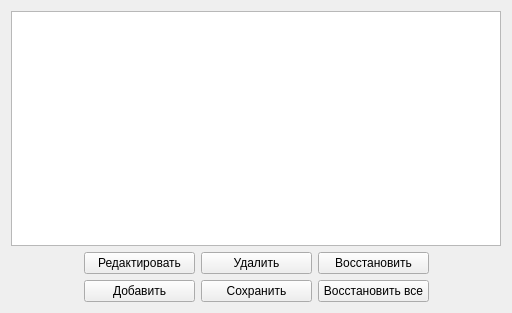
QtWorks/VirtualClientDialogEditor, file listeditorwidget.ui: the form before one commit.
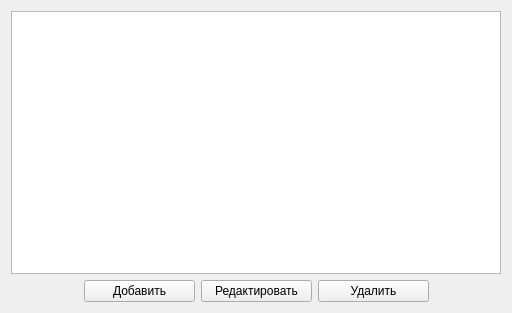
The form after the commit.

Commit message: Cumulative db update now immediate Removed appropriate buttons

Patch:
```diff
--- a/listeditorwidget.ui
+++ b/listeditorwidget.ui
@@ -39,6 +39,19 @@
        </property>
       </spacer>
      </item>
+     <item>
+      <widget class="QPushButton" name="addButton">
+       <property name="minimumSize">
+        <size>
+         <width>111</width>
+         <height>0</height>
+        </size>
+       </property>
+       <property name="text">
+        <string>Добавить</string>
+       </property>
+      </widget>
+     </item>
      <item>
       <widget class="QPushButton" name="editButton">
        <property name="minimumSize">
@@ -65,19 +78,6 @@
        </property>
       </widget>
      </item>
-     <item>
-      <widget class="QPushButton" name="revertButton">
-       <property name="minimumSize">
-        <size>
-         <width>111</width>
-         <height>0</height>
-        </size>
-       </property>
-       <property name="text">
-        <string>Восстановить</string>
-       </property>
-      </widget>
-     </item>
      <item>
       <spacer name="horizontalSpacer_2">
        <property name="orientation">
@@ -93,75 +93,6 @@
      </item>
     </layout>
    </item>
-   <item>
-    <layout class="QHBoxLayout" name="horizontalLayout_2">
-     <item>
-      <spacer name="horizontalSpacer_3">
-       <property name="orientation">
-        <enum>Qt::Horizontal</enum>
-       </property>
-       <property name="sizeHint" stdset="0">
-        <size>
-         <width>40</width>
-         <height>20</height>
-        </size>
-       </property>
-      </spacer>
-     </item>
-     <item>
-      <widget class="QPushButton" name="addButton">
-       <property name="minimumSize">
-        <size>
-         <width>111</width>
-         <height>0</height>
-        </size>
-       </property>
-       <property name="text">
-        <string>Добавить</string>
-       </property>
-      </widget>
-     </item>
-     <item>
-      <widget class="QPushButton" name="saveButton">
-       <property name="minimumSize">
-        <size>
-         <width>111</width>
-         <height>0</height>
-        </size>
-       </property>
-       <property name="text">
-        <string>Сохранить</string>
-       </property>
-      </widget>
-     </item>
-     <item>
-      <widget class="QPushButton" name="revertAllButton">
-       <property name="minimumSize">
-        <size>
-         <width>111</width>
-         <height>0</height>
-        </size>
-       </property>
-       <property name="text">
-        <string>Восстановить все</string>
-       </property>
-      </widget>
-     </item>
-     <item>
-      <spacer name="horizontalSpacer_4">
-       <property name="orientation">
-        <enum>Qt::Horizontal</enum>
-       </property>
-       <property name="sizeHint" stdset="0">
-        <size>
-         <width>40</width>
-         <height>20</height>
-        </size>
-       </property>
-      </spacer>
-     </item>
-    </layout>
-   </item>
   </layout>
  </widget>
  <resources/>
```
The commit also changes 7 other files.
